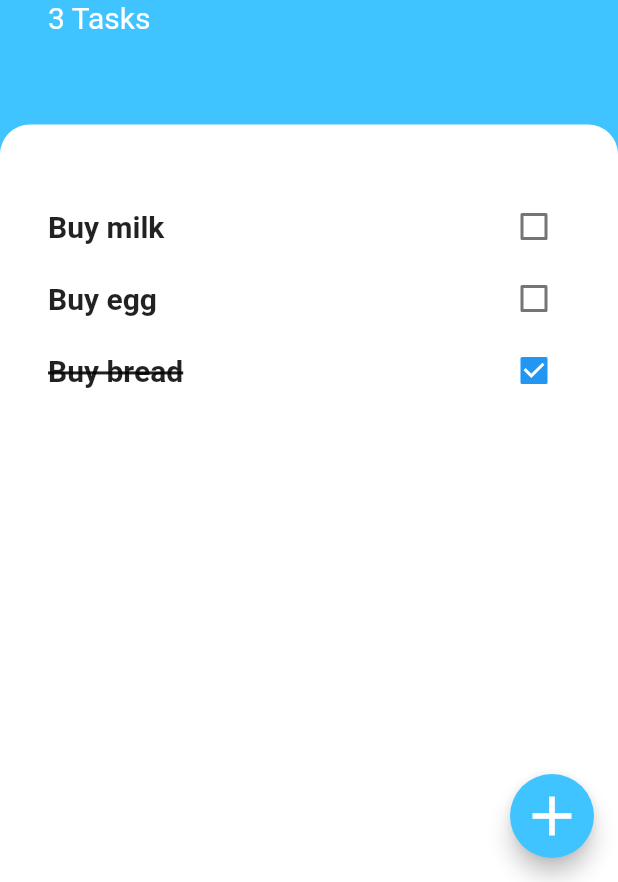
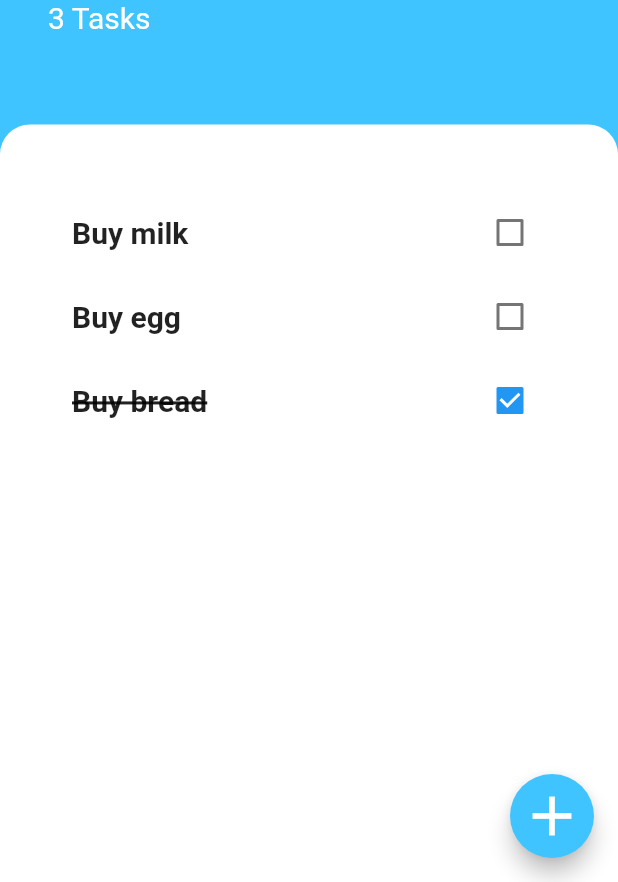
Before and after one commit to Juliennu/Todoey_flutter, a Flutter app: the screen it shows after launch, on a phone screen of 412 x 824 dp, the part 354-1236 px from its top. Run offline on Flutter 3.47's test engine with Material 2 defaults, Android fonts, the phone set to English and light mode, and no system bars.

Commit message:
ListTitleを用いてリファクタリング

```diff
--- a/lib/widgets/task_row.dart
+++ b/lib/widgets/task_row.dart
@@ -16,10 +16,8 @@ class TaskRow extends StatefulWidget {
 class _TaskRowState extends State<TaskRow> {
   @override
   Widget build(BuildContext context) {
-    return Row(
-      mainAxisAlignment: MainAxisAlignment.spaceBetween,
-      children: [
-        Text(
+    return ListTile(
+      title: Text(
         widget.task.title,
         style: TextStyle(
           fontSize: 20,
@@ -31,14 +29,13 @@ class _TaskRowState extends State<TaskRow> {
           decorationThickness: 2,
         ),
       ),
-        Checkbox(
+      trailing: Checkbox(
           value: widget.task.isChecked,
           onChanged: (value) {
             setState(() {
               widget.task.isChecked = !widget.task.isChecked;
             });
           }),
-      ],
     );
   }
 }
```
Lines whose indentation alone changed are shown as unchanged.
